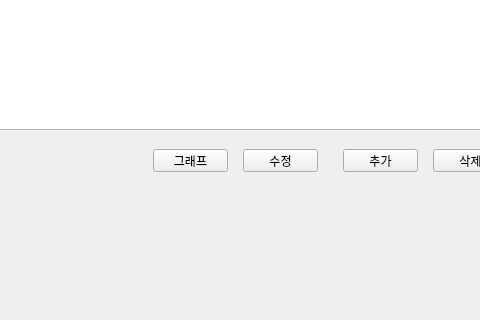
This is covid.ui in ksseongill/covid_012 as Qt 5 draws it before an edit; both pictures show x 536 to 1016 and y 260 to 580 of the 1200 by 900 pixel window. The edited form follows.
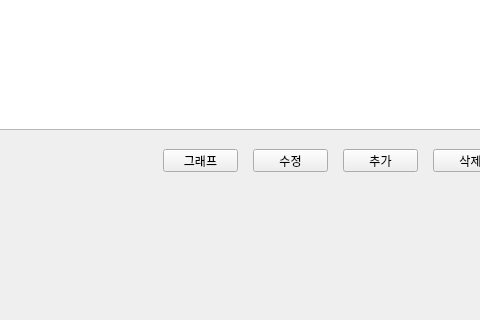
This is the edited form.

Commit message: 예외처리 및 메시지박스

```diff
--- a/covid.ui
+++ b/covid.ui
@@ -135,7 +135,7 @@
     <widget class="QPushButton" name="btn_change">
      <property name="geometry">
       <rect>
-       <x>780</x>
+       <x>790</x>
        <y>410</y>
        <width>75</width>
        <height>23</height>
@@ -148,7 +148,7 @@
     <widget class="QPushButton" name="btn_graph">
      <property name="geometry">
       <rect>
-       <x>690</x>
+       <x>700</x>
        <y>410</y>
        <width>75</width>
        <height>23</height>
```
The commit also changes 2 other files.
